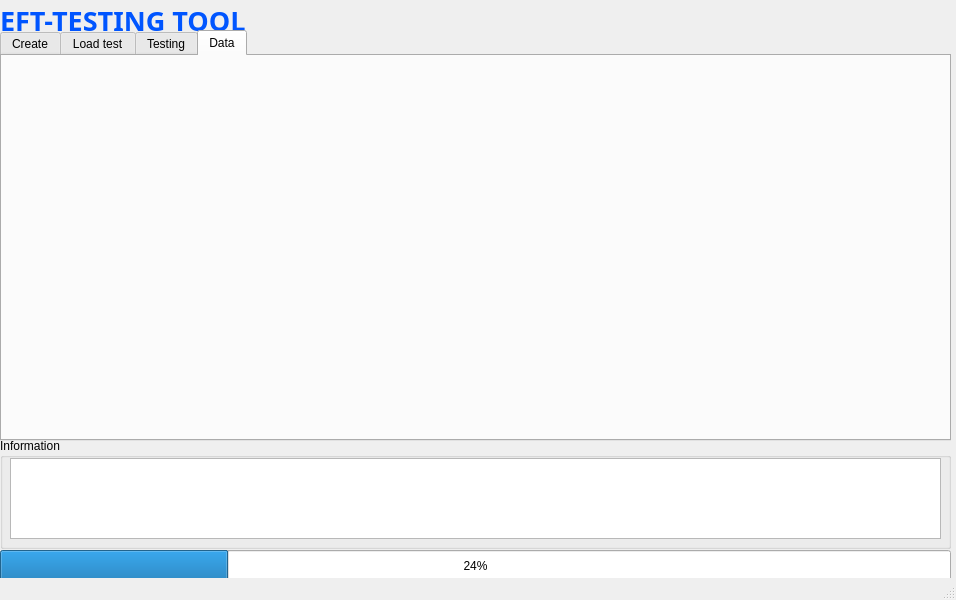
Before: the Qt Designer form UI/main.ui in tuyenubuntu/eft_testing_tool, drawn with Qt 5.
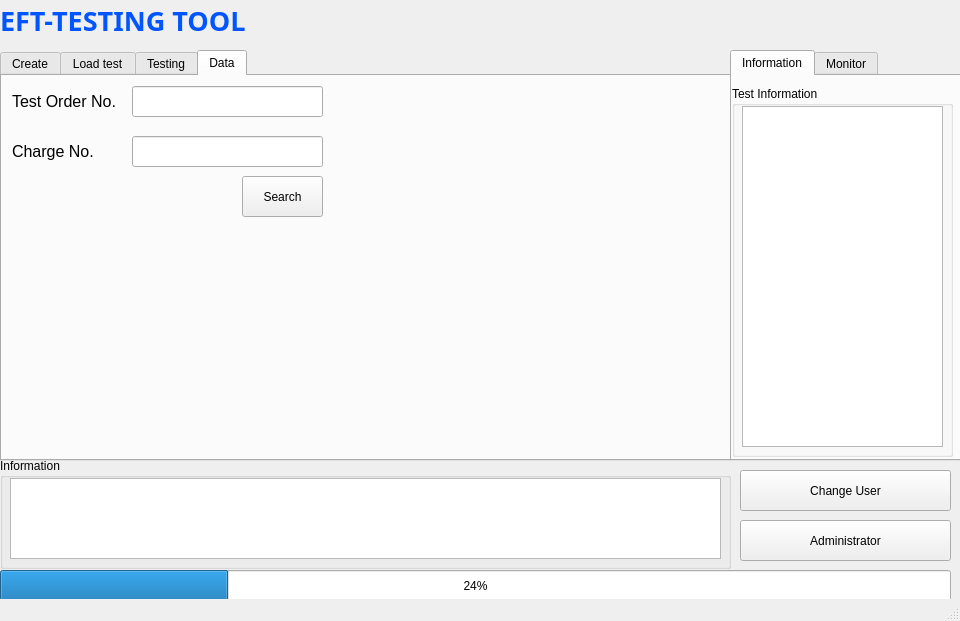
After: the same form once the commit is applied. The open tabs and pages were chosen to show the change. Icons and pictures are not drawn.

Diff of the .ui file:
```diff
--- a/UI/main.ui
+++ b/UI/main.ui
@@ -6,8 +6,8 @@
    <rect>
     <x>0</x>
     <y>0</y>
-    <width>956</width>
-    <height>600</height>
+    <width>960</width>
+    <height>621</height>
    </rect>
   </property>
   <property name="minimumSize">
@@ -16,12 +16,6 @@
     <height>600</height>
    </size>
   </property>
-  <property name="maximumSize">
-   <size>
-    <width>956</width>
-    <height>600</height>
-   </size>
-  </property>
   <property name="windowTitle">
    <string>EFT-TESTING TOOL</string>
   </property>
@@ -55,8 +49,8 @@
     <property name="geometry">
      <rect>
       <x>0</x>
-      <y>438</y>
-      <width>951</width>
+      <y>458</y>
+      <width>731</width>
       <height>111</height>
      </rect>
     </property>
@@ -68,7 +62,7 @@
       <rect>
        <x>10</x>
        <y>20</y>
-       <width>931</width>
+       <width>711</width>
        <height>81</height>
       </rect>
      </property>
@@ -97,7 +91,7 @@
     <property name="geometry">
      <rect>
       <x>0</x>
-      <y>550</y>
+      <y>570</y>
       <width>951</width>
       <height>31</height>
      </rect>
@@ -110,8 +104,8 @@
     <property name="geometry">
      <rect>
       <x>0</x>
-      <y>30</y>
-      <width>951</width>
+      <y>50</y>
+      <width>731</width>
       <height>411</height>
      </rect>
     </property>
@@ -1441,7 +1435,7 @@
        </property>
       </item>
      </widget>
-     <widget class="QLineEdit" name="input_test_order_no_2">
+     <widget class="QLineEdit" name="force_setting">
       <property name="geometry">
        <rect>
         <x>130</x>
@@ -1550,7 +1544,7 @@
        <string>Result</string>
       </property>
      </widget>
-     <widget class="QLineEdit" name="input_charge_no_2">
+     <widget class="QLineEdit" name="result">
       <property name="geometry">
        <rect>
         <x>130</x>
@@ -1629,12 +1623,84 @@
      <attribute name="title">
       <string>Data</string>
      </attribute>
+     <widget class="QLabel" name="label_66">
+      <property name="geometry">
+       <rect>
+        <x>10</x>
+        <y>60</y>
+        <width>111</width>
+        <height>31</height>
+       </rect>
+      </property>
+      <property name="font">
+       <font>
+        <pointsize>12</pointsize>
+       </font>
+      </property>
+      <property name="text">
+       <string>Charge No.</string>
+      </property>
+     </widget>
+     <widget class="QLabel" name="label_64">
+      <property name="geometry">
+       <rect>
+        <x>10</x>
+        <y>10</y>
+        <width>111</width>
+        <height>31</height>
+       </rect>
+      </property>
+      <property name="font">
+       <font>
+        <pointsize>12</pointsize>
+       </font>
+      </property>
+      <property name="text">
+       <string>Test Order No.</string>
+      </property>
+     </widget>
+     <widget class="QLineEdit" name="input_test_order_no_2">
+      <property name="geometry">
+       <rect>
+        <x>130</x>
+        <y>10</y>
+        <width>191</width>
+        <height>31</height>
+       </rect>
+      </property>
+     </widget>
+     <widget class="QLineEdit" name="input_charge_no_2">
+      <property name="geometry">
+       <rect>
+        <x>130</x>
+        <y>60</y>
+        <width>191</width>
+        <height>31</height>
+       </rect>
+      </property>
+     </widget>
+     <widget class="QPushButton" name="search_btn">
+      <property name="geometry">
+       <rect>
+        <x>240</x>
+        <y>100</y>
+        <width>81</width>
+        <height>41</height>
+       </rect>
+      </property>
+      <property name="text">
+       <string>Search</string>
+      </property>
+      <property name="icon">
+       <iconset theme="system-search"/>
+      </property>
+     </widget>
     </widget>
    </widget>
    <widget class="QLabel" name="label_22">
     <property name="geometry">
      <rect>
-      <x>280</x>
+      <x>290</x>
       <y>0</y>
       <width>41</width>
       <height>51</height>
@@ -1650,6 +1716,103 @@
      <bool>true</bool>
     </property>
    </widget>
+   <widget class="QTabWidget" name="tabWidget_2">
+    <property name="geometry">
+     <rect>
+      <x>730</x>
+      <y>50</y>
+      <width>231</width>
+      <height>411</height>
+     </rect>
+    </property>
+    <property name="currentIndex">
+     <number>0</number>
+    </property>
+    <widget class="QWidget" name="Information_tab">
+     <attribute name="title">
+      <string>Information</string>
+     </attribute>
+     <widget class="QGroupBox" name="groupBox_9">
+      <property name="geometry">
+       <rect>
+        <x>0</x>
+        <y>10</y>
+        <width>221</width>
+        <height>371</height>
+       </rect>
+      </property>
+      <property name="title">
+       <string>Test Information</string>
+      </property>
+      <widget class="QPlainTextEdit" name="information_test">
+       <property name="geometry">
+        <rect>
+         <x>10</x>
+         <y>20</y>
+         <width>201</width>
+         <height>341</height>
+        </rect>
+       </property>
+      </widget>
+     </widget>
+    </widget>
+    <widget class="QWidget" name="Monitor_tab">
+     <attribute name="title">
+      <string>Monitor</string>
+     </attribute>
+    </widget>
+   </widget>
+   <widget class="QPushButton" name="change_user_btn">
+    <property name="geometry">
+     <rect>
+      <x>740</x>
+      <y>470</y>
+      <width>211</width>
+      <height>41</height>
+     </rect>
+    </property>
+    <property name="text">
+     <string>Change User</string>
+    </property>
+    <property name="icon">
+     <iconset theme="user-available"/>
+    </property>
+   </widget>
+   <widget class="QPushButton" name="admin_btn">
+    <property name="geometry">
+     <rect>
+      <x>740</x>
+      <y>520</y>
+      <width>211</width>
+      <height>41</height>
+     </rect>
+    </property>
+    <property name="text">
+     <string>Administrator</string>
+    </property>
+    <property name="icon">
+     <iconset theme="media-flash"/>
+    </property>
+   </widget>
+   <widget class="QLabel" name="label_2">
+    <property name="geometry">
+     <rect>
+      <x>770</x>
+      <y>0</y>
+      <width>181</width>
+      <height>41</height>
+     </rect>
+    </property>
+    <property name="text">
+     <string/>
+    </property>
+    <property name="pixmap">
+     <pixmap>UI/Bosch-Logo.png</pixmap>
+    </property>
+    <property name="scaledContents">
+     <bool>true</bool>
+    </property>
+   </widget>
   </widget>
   <widget class="QStatusBar" name="statusbar"/>
  </widget>
```
Left out of the diff: 138 changed lines with no effect on the pictures.
